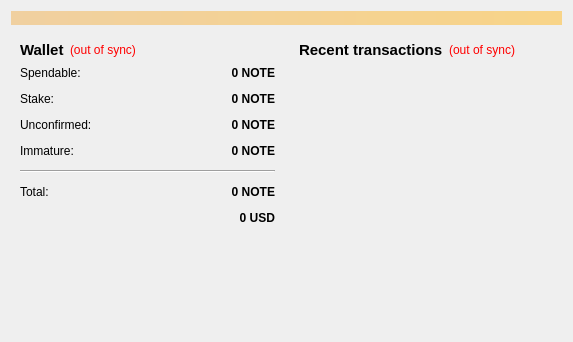
Old version of the form src/qt/forms/overviewpage.ui in the repository DNotesCoin/DNotes2.0.
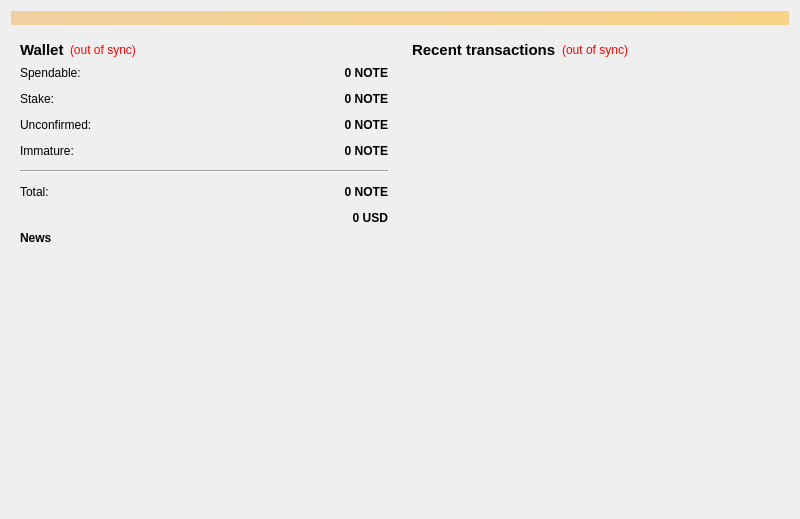
New version of the form.

What changed in the file:
```diff
--- a/src/qt/forms/overviewpage.ui
+++ b/src/qt/forms/overviewpage.ui
@@ -6,8 +6,8 @@
    <rect>
     <x>0</x>
     <y>0</y>
-    <width>573</width>
-    <height>342</height>
+    <width>800</width>
+    <height>519</height>
    </rect>
   </property>
   <property name="windowTitle">
@@ -287,6 +287,55 @@
             </item>
            </layout>
           </item>
+          <item>
+           <layout class="QHBoxLayout" name="horizontalLayout_3">
+            <item>
+             <widget class="QLabel" name="labelNews">
+              <property name="font">
+               <font>
+                <weight>75</weight>
+                <bold>true</bold>
+               </font>
+              </property>
+              <property name="text">
+               <string>News</string>
+              </property>
+             </widget>
+            </item>
+           </layout>
+          </item>
+          <item>
+           <widget class="QTextBrowser" name="browserDNotesNews">
+            <property name="acceptDrops">
+             <bool>false</bool>
+            </property>
+            <property name="styleSheet">
+             <string notr="true">QTextBrowser { background: transparent; }</string>
+            </property>
+            <property name="textInteractionFlags">
+             <set>Qt::LinksAccessibleByMouse</set>
+            </property>
+            <property name="openExternalLinks">
+             <bool>true</bool>
+            </property>
+           </widget>
+          </item>
+          <item>
+           <widget class="QTextBrowser" name="browserDCENews">
+            <property name="acceptDrops">
+             <bool>false</bool>
+            </property>
+            <property name="styleSheet">
+             <string notr="true">QTextBrowser { background: transparent;  } </string>
+            </property>
+            <property name="textInteractionFlags">
+             <set>Qt::LinksAccessibleByMouse</set>
+            </property>
+            <property name="openExternalLinks">
+             <bool>true</bool>
+            </property>
+           </widget>
+          </item>
          </layout>
         </widget>
        </item>
```
Left out of the diff: 2 changed lines with no effect on the pictures.
